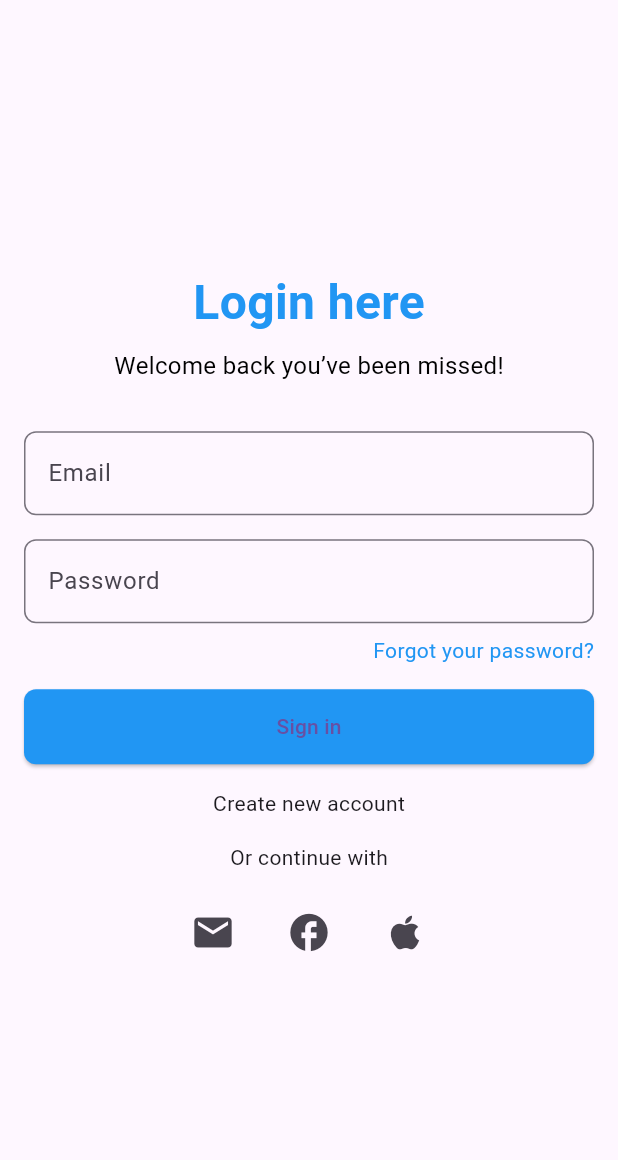
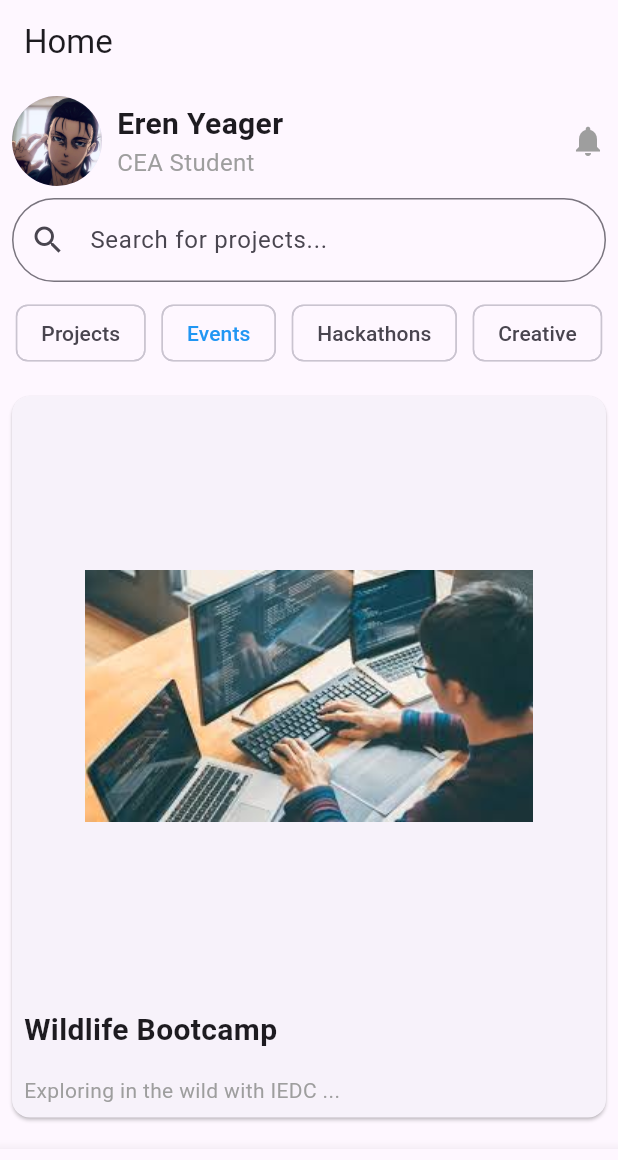
Before and after one commit to TAKIGOKUL/NeXuS, a Flutter app: the screen it shows after launch, after a tap on "Sign in", on a phone screen of 412 x 824 dp. Shown: the top 1160 px of the screen. Run offline on Flutter 3.47's test engine with Material 3 defaults, Android fonts, the phone set to English and light mode, and no system bars.

Commit message:
added home page

```diff
--- /dev/null
+++ b/lib/pages/home_page.dart
@@ -0,0 +1,105 @@
+import 'package:flutter/material.dart';
+
+class HomePage extends StatelessWidget {
+  const HomePage({super.key});
+
+  @override
+  Widget build(BuildContext context) {
+    return Scaffold(
+      appBar: AppBar(
+        title: const Text('Home'),
+      ),
+      body: Column(
+        children: [
+          const Padding(
+            padding: EdgeInsets.all(8.0),
+            child: Row(
+              children: [
+                CircleAvatar(
+                  radius: 30,
+                  backgroundImage: AssetImage(
+                      'assets/eren.jpeg'), // Add your image to assets and update path
+                ),
+                SizedBox(width: 10),
+                Column(
+                  crossAxisAlignment: CrossAxisAlignment.start,
+                  children: [
+                    Text('Eren Yeager',
+                        style: TextStyle(
+                            fontSize: 20, fontWeight: FontWeight.bold)),
+                    Text('CEA Student',
+                        style: TextStyle(fontSize: 16, color: Colors.grey)),
+                  ],
+                ),
+                Spacer(),
+                Icon(Icons.notifications, color: Colors.grey),
+              ],
+            ),
+          ),
+          Padding(
+            padding: const EdgeInsets.symmetric(horizontal: 8.0),
+            child: TextField(
+              decoration: InputDecoration(
+                hintText: 'Search for projects...',
+                prefixIcon: const Icon(Icons.search),
+                border:
+                    OutlineInputBorder(borderRadius: BorderRadius.circular(30)),
+              ),
+            ),
+          ),
+          const SizedBox(height: 10),
+          const Row(
+            mainAxisAlignment: MainAxisAlignment.spaceEvenly,
+            children: [
+              Chip(label: Text('Projects')),
+              Chip(label: Text('Events', style: TextStyle(color: Colors.blue))),
+              Chip(label: Text('Hackathons')),
+              Chip(label: Text('Creative')),
+            ],
+          ),
+          const SizedBox(height: 10),
+          Expanded(
+            child: ListView(
+              children: [
+                Card(
+                  margin: const EdgeInsets.all(8.0),
+                  child: Column(
+                    crossAxisAlignment: CrossAxisAlignment.start,
+                    children: [
+                      Center(
+                        child: Image.asset(
+                          'assets/wildlife.jpeg',
+                          height: 400,
+                        ),
+                      ), // Add your image to assets and update path
+                      const Padding(
+                        padding: EdgeInsets.all(8.0),
+                        child: Text('Wildlife Bootcamp',
+                            style: TextStyle(
+                                fontSize: 20, fontWeight: FontWeight.bold)),
+                      ),
+                      const Padding(
+                        padding: EdgeInsets.all(8.0),
+                        child: Text('Exploring in the wild with IEDC ...',
+                            style: TextStyle(color: Colors.grey)),
+                      ),
+                    ],
+                  ),
+                ),
+              ],
+            ),
+          ),
+        ],
+      ),
+      bottomNavigationBar: BottomNavigationBar(
+        items: const [
+          BottomNavigationBarItem(icon: Icon(Icons.home), label: 'Home'),
+          BottomNavigationBarItem(
+              icon: Icon(Icons.calendar_today), label: 'Calendar'),
+          BottomNavigationBarItem(icon: Icon(Icons.chat), label: 'Chat'),
+          BottomNavigationBarItem(icon: Icon(Icons.people), label: 'People'),
+        ],
+      ),
+    );
+  }
+}
--- a/lib/pages/login_page.dart
+++ b/lib/pages/login_page.dart
@@ -1,4 +1,5 @@
 import 'package:flutter/material.dart';
+import 'package:nexus/pages/home_page.dart';
 
 class LoginPage extends StatelessWidget {
   const LoginPage({super.key});
@@ -58,7 +59,13 @@ class LoginPage extends StatelessWidget {
                 ),
                 const SizedBox(height: 16),
                 ElevatedButton(
-                  onPressed: () {},
+                  onPressed: () {
+                    // Navigate to homepage
+                    Navigator.pushReplacement(
+                      context,
+                      MaterialPageRoute(builder: (context) => const HomePage()),
+                    );
+                  },
                   style: ElevatedButton.styleFrom(
                     backgroundColor: Colors.blue,
                     minimumSize: const Size(double.infinity, 50),
--- a/pubspec.yaml
+++ b/pubspec.yaml
@@ -58,9 +58,9 @@ flutter:
   uses-material-design: true
 
   # To add assets to your application, add an assets section, like this:
-  # assets:
-  #   - images/a_dot_burr.jpeg
-  #   - images/a_dot_ham.jpeg
+  assets:
+    - assets/wildlife.jpeg
+    - assets/eren.jpeg
 
   # An image asset can refer to one or more resolution-specific "variants", see
   # https://flutter.dev/assets-and-images/#resolution-aware
```
Also changed, not shown: assets/eren.jpeg (added), assets/wildlife.jpeg (added).
